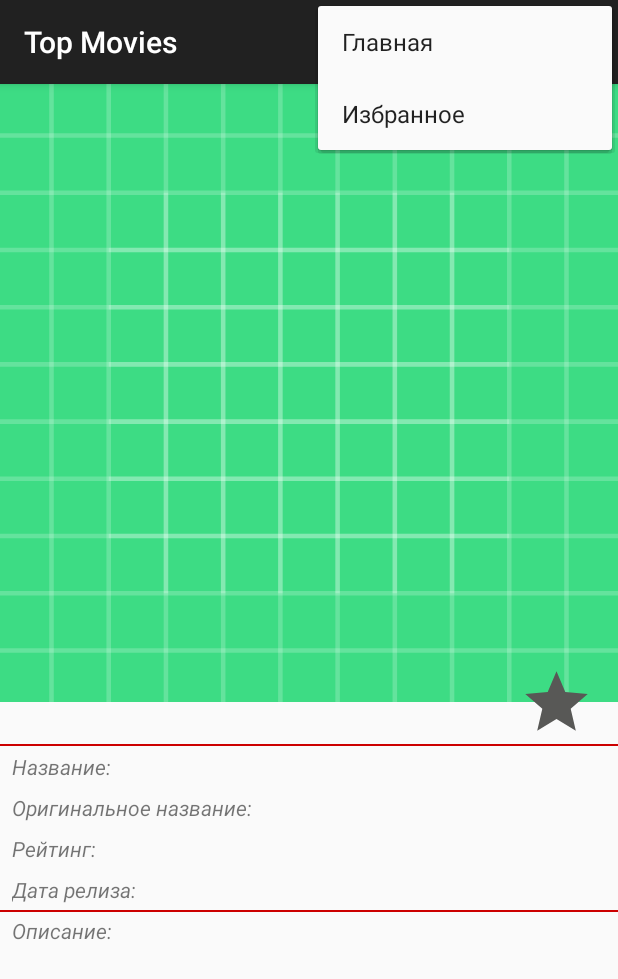
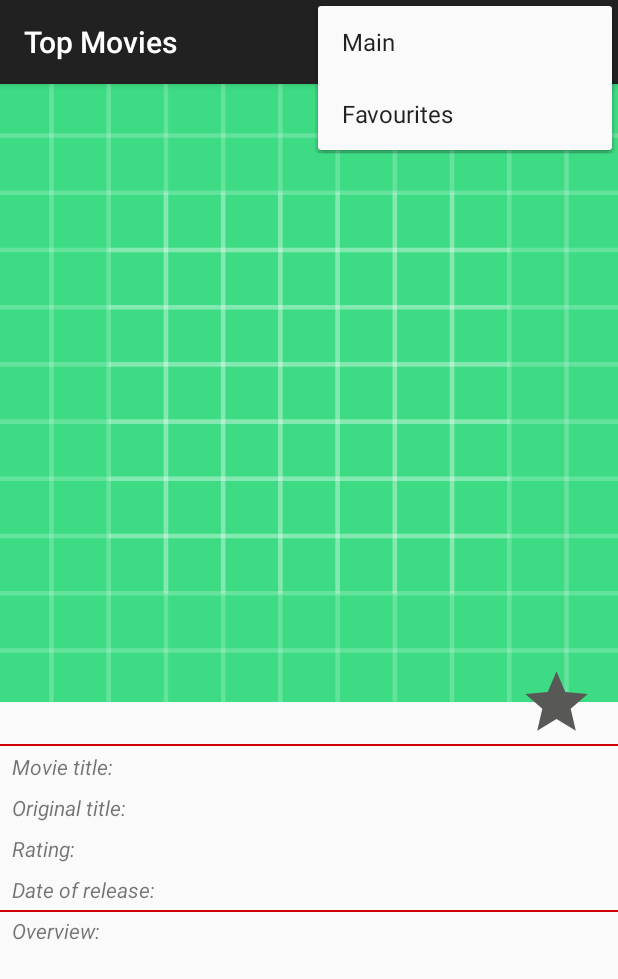
Before and after one commit to Sartikainen/TopMovies, an Android app: the DetailActivity screen opened directly, with no data from a screen before it, with the options menu open, on a phone screen of 412 x 824 dp. Shown: the top 979 px of the screen. Run offline under Robolectric (Android 15) with nearby library versions, the phone set to English and light mode, and no system bars; our stand-ins replace Picasso, Room's generated code; pictures from the network do not load; 9 statements that could not run were skipped.

Commit message:
translate strings.xml

```diff
--- a/app/src/main/res/values/strings.xml
+++ b/app/src/main/res/values/strings.xml
@@ -1,18 +1,18 @@
 <resources>
     <string name="app_name">Top Movies</string>
-    <string name="poster_of_movie">Постер к фильму</string>
-    <string name="popularity">Самые популярные</string>
-    <string name="top_rated">Наиболее рейтинговые</string>
-    <string name="add_to_favourite">Добавлено в избранное</string>
-    <string name="delete_from_favourite">Удалено из избранного</string>
-    <string name="item_main">Главная</string>
-    <string name="item_favourite">Избранное</string>
-    <string name="launch_trailer">Запустить Трейлер</string>
-    <string name="big_poster_of_movie">Большой постер</string>
-    <string name="name_of_movie">Название:</string>
-    <string name="name_of_original_movie">Оригинальное название:</string>
-    <string name="rating_of_movie">Рейтинг:</string>
-    <string name="date_of_movie_release">Дата релиза:</string>
-    <string name="overview_movie">Описание:</string>
+    <string name="poster_of_movie">Movie poster</string>
+    <string name="popularity">Most Popular</string>
+    <string name="top_rated">Most Rated</string>
+    <string name="add_to_favourite">Added to favorites</string>
+    <string name="delete_from_favourite">Removed from favorites</string>
+    <string name="item_main">Main</string>
+    <string name="item_favourite">Favourites</string>
+    <string name="launch_trailer">Launch trailer</string>
+    <string name="big_poster_of_movie">Big poster</string>
+    <string name="name_of_movie">Movie title:</string>
+    <string name="name_of_original_movie">Original title:</string>
+    <string name="rating_of_movie">Rating:</string>
+    <string name="date_of_movie_release">Date of release:</string>
+    <string name="overview_movie">Overview:</string>
     <string name="favourite_star">favourite_star</string>
 </resources>
```
Also changed, not shown: 1 other file.
